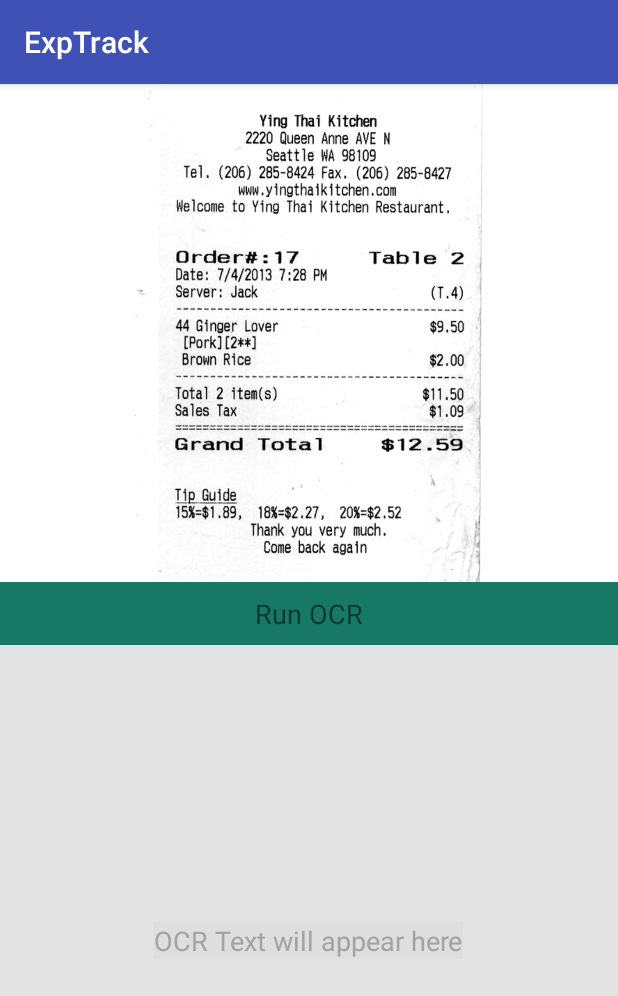
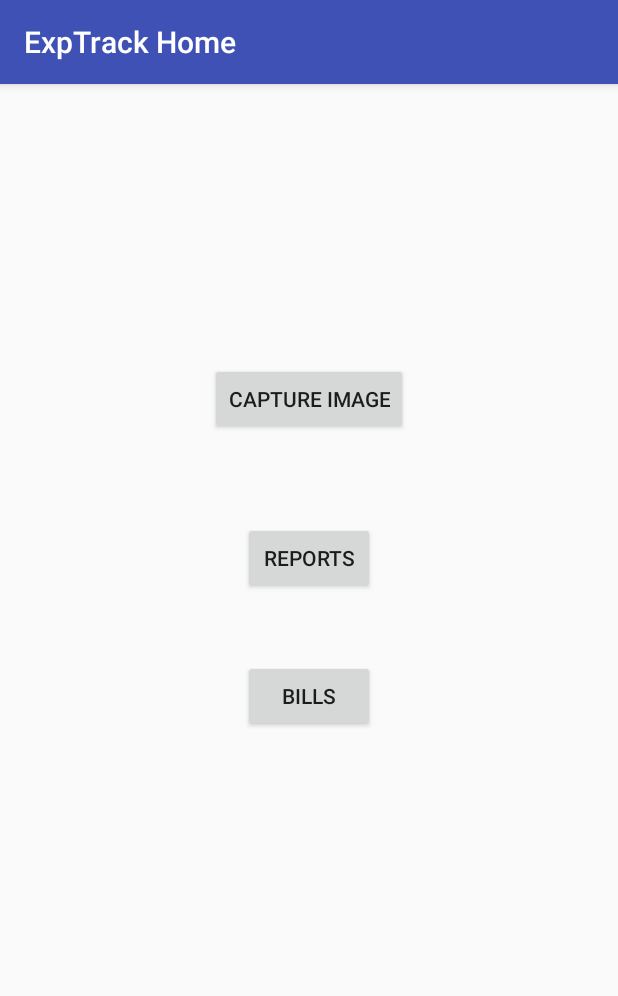
Before and after one commit to Hilora/ExpTrack, an Android app: the screen it shows after launch (MainActivity before the commit, MainScreenActivity after it), on a phone screen of 412 x 824 dp. Shown: the top 996 px of the screen. Run offline under Robolectric (Android 15) with nearby library versions, the phone set to English and light mode, and no system bars.

Commit message:
App flow and camera access updated

```diff
--- /dev/null
+++ b/SimpleTesseractExample-master/app/src/main/java/com/imperialsoupgmail/tesseractexample/MainScreenActivity.java
@@ -0,0 +1,44 @@
+package com.imperialsoupgmail.tesseractexample;
+
+import android.content.Intent;
+import android.os.Bundle;
+import android.support.v7.app.AppCompatActivity;
+import android.support.v7.widget.Toolbar;
+import android.view.View;
+import android.widget.Button;
+
+public class MainScreenActivity extends AppCompatActivity {
+
+    Button btnCamera ;
+
+
+    public void init() {
+        btnCamera = (Button)findViewById(R.id.btnCamera);
+        btnCamera.setOnClickListener(new View.OnClickListener(){
+            @Override
+            public void onClick(View v){
+                openCaptureImage(v);
+            }
+        });
+    }
+
+    @Override
+    protected void onCreate(Bundle savedInstanceState) {
+
+
+
+        super.onCreate(savedInstanceState);
+        setContentView(R.layout.activity_main_screen);
+        Toolbar toolbar = (Toolbar) findViewById(R.id.toolbar);
+        setSupportActionBar(toolbar);
+        init();
+
+    }
+
+    public void openCaptureImage(View view){
+        Intent myIntent = new Intent(this, CaptureImageActivity.class);
+        //myIntent.putExtra("key", value); //Optional parameters
+        this.startActivity(myIntent);
+    }
+
+}
--- /dev/null
+++ b/SimpleTesseractExample-master/app/src/main/res/layout/activity_main_screen.xml
@@ -0,0 +1,28 @@
+<?xml version="1.0" encoding="utf-8"?>
+<android.support.design.widget.CoordinatorLayout xmlns:android="http://schemas.android.com/apk/res/android"
+    xmlns:app="http://schemas.android.com/apk/res-auto"
+    xmlns:tools="http://schemas.android.com/tools"
+    android:layout_width="match_parent"
+    android:layout_height="match_parent"
+    android:fitsSystemWindows="true"
+    tools:context="com.imperialsoupgmail.tesseractexample.MainScreenActivity">
+
+    <android.support.design.widget.AppBarLayout
+        android:layout_width="match_parent"
+        android:layout_height="wrap_content"
+        android:theme="@style/AppTheme.AppBarOverlay">
+
+        <android.support.v7.widget.Toolbar
+            android:id="@+id/toolbar"
+            android:layout_width="match_parent"
+            android:layout_height="?attr/actionBarSize"
+            android:background="?attr/colorPrimary"
+            app:popupTheme="@style/AppTheme.PopupOverlay" />
+
+    </android.support.design.widget.AppBarLayout>
+
+    <include layout="@layout/content_main_screen" />
+
+
+
+</android.support.design.widget.CoordinatorLayout>
--- /dev/null
+++ b/SimpleTesseractExample-master/app/src/main/res/layout/content_main_screen.xml
@@ -0,0 +1,43 @@
+<?xml version="1.0" encoding="utf-8"?>
+<RelativeLayout xmlns:android="http://schemas.android.com/apk/res/android"
+    xmlns:app="http://schemas.android.com/apk/res-auto"
+    xmlns:tools="http://schemas.android.com/tools"
+    android:id="@+id/content_main_screen"
+    android:layout_width="match_parent"
+    android:layout_height="match_parent"
+    android:paddingBottom="@dimen/activity_vertical_margin"
+    android:paddingLeft="@dimen/activity_horizontal_margin"
+    android:paddingRight="@dimen/activity_horizontal_margin"
+    android:paddingTop="@dimen/activity_vertical_margin"
+    app:layout_behavior="@string/appbar_scrolling_view_behavior"
+    tools:context="com.imperialsoupgmail.tesseractexample.MainScreenActivity"
+    tools:showIn="@layout/activity_main_screen">
+
+
+        <Button
+            android:text="Capture Image"
+            android:layout_width="wrap_content"
+            android:layout_height="wrap_content"
+            android:id="@+id/btnCamera"
+            android:layout_marginTop="170dp"
+            android:layout_alignParentTop="true"
+            android:layout_centerHorizontal="true" />
+
+        <Button
+            android:text="Bills"
+            android:layout_width="wrap_content"
+            android:layout_height="wrap_content"
+            android:layout_below="@+id/button2"
+            android:layout_centerHorizontal="true"
+            android:layout_marginTop="44dp"
+            android:id="@+id/button3" />
+
+        <Button
+            android:text="Reports"
+            android:layout_width="wrap_content"
+            android:layout_height="wrap_content"
+            android:layout_marginTop="58dp"
+            android:id="@+id/button2"
+            android:layout_below="@+id/btnCamera"
+            android:layout_alignStart="@+id/button3" />
+    </RelativeLayout>
--- a/SimpleTesseractExample-master/app/src/main/res/values/strings.xml
+++ b/SimpleTesseractExample-master/app/src/main/res/values/strings.xml
@@ -4,5 +4,6 @@
         <item>Pick a Photo</item>
         <item>Take a Photo</item>
     </string-array>
-    <string name="title_activity_control">ControlActivity</string>
+    <string name="title_activity_main_screen">ExpTrack Home</string>
+    <string name="title_activity_capture_image">Log Expense</string>
 </resources>
```
Also changed, not shown: SimpleTesseractExample-master/app/src/main/AndroidManifest.xml (+9 -3 lines), SimpleTesseractExample-master/app/src/main/java/com/imperialsoupgmail/tesseractexample/CaptureImageActivity.java (added, +47 -0 lines), SimpleTesseractExample-master/app/src/main/res/layout/activity_capture_image.xml (added, +28 -0 lines), SimpleTesseractExample-master/app/src/main/res/layout/capture_image.xml (deleted, +0 -26 lines), SimpleTesseractExample-master/app/src/main/res/layout/content_capture_image.xml (added, +38 -0 lines), SimpleTesseractExample-master/app/src/main/res/layout/main_screen.xml (+8 -3 lines).
